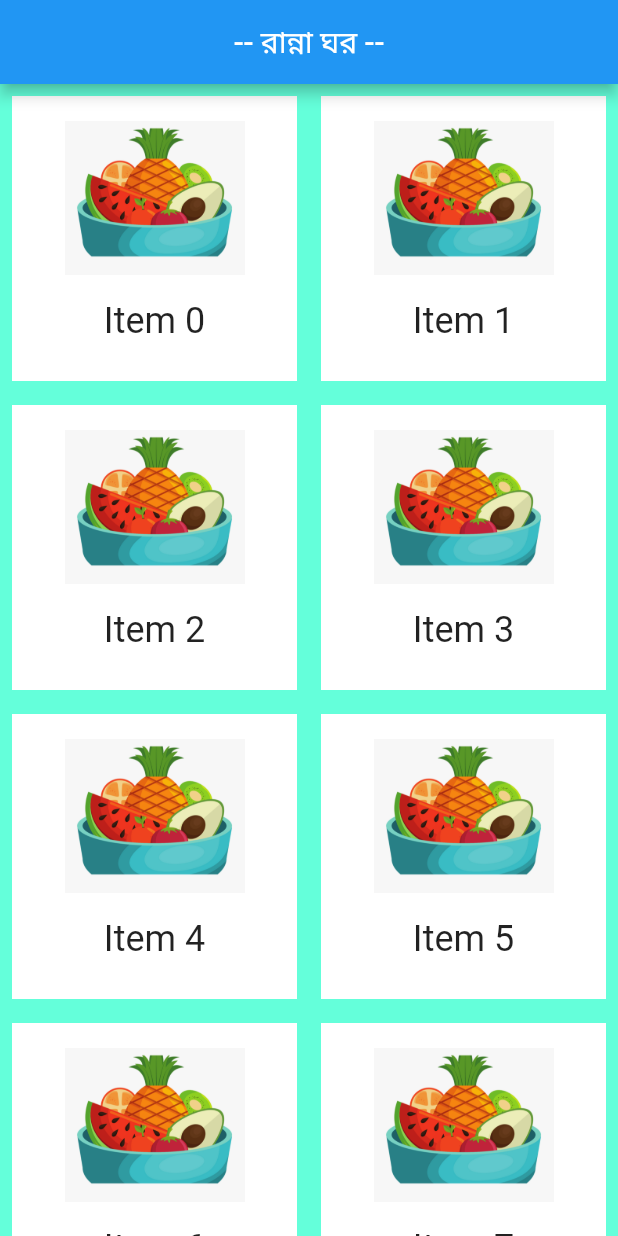
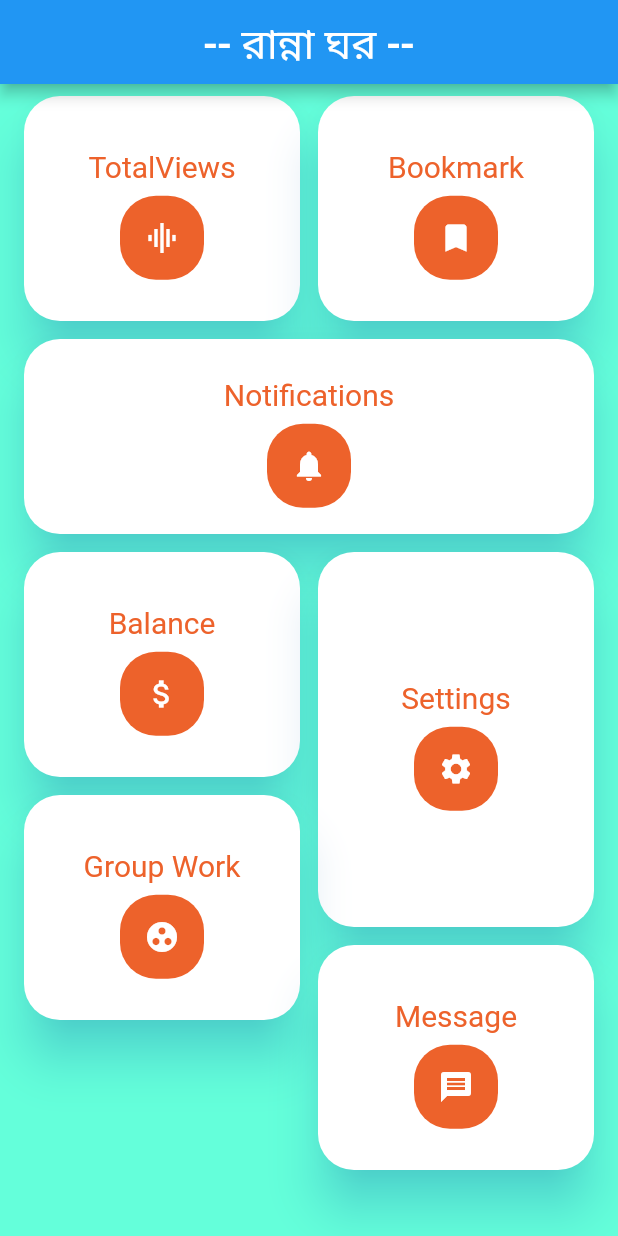
Before and after one commit to mazharulsabbir/flutter_app, a Flutter app: the screen it shows after launch, on a phone screen of 412 x 824 dp. Run offline on Flutter 3.47's test engine with Material 2 defaults, Android fonts, the phone set to English and light mode, and no system bars.

Commit message:
starreged grid view

```diff
--- a/lib/ThirdActivity.dart
+++ /dev/null
@@ -1,18 +0,0 @@
-import 'package:flutter/material.dart';
-import 'FoodItemList.dart';
-
-void main(){
-  runApp(MaterialApp(
-    title:"Third Activity",
-    home: ListActivity(),
-  ));
-}
-
-class ListActivity extends StatefulWidget {
-  @override
-  State<StatefulWidget> createState() {
-    // TODO: implement createState
-    return HomeDesign();
-  }
-
-}
--- a/lib/main.dart
+++ b/lib/main.dart
@@ -1,4 +1,5 @@
 import 'package:flutter/material.dart';
+import 'package:flutter_staggered_grid_view/flutter_staggered_grid_view.dart';
 
 import 'FoodItemList.dart';
 
@@ -23,77 +24,96 @@ class MyHomePage extends StatefulWidget {
 }
 
 class _MyHomePageState extends State<MyHomePage> {
+
+  Material myItems(IconData icon,String heading, int color){
+    return Material(
+      color: Colors.white,
+      elevation: 14.0,
+      shadowColor: Color(0x802196F3),
+      borderRadius: BorderRadius.circular(24.0),
+      child: Center(
+        child: Padding(
+          padding: const EdgeInsets.all(8.0),
+          child: Row(
+            mainAxisAlignment: MainAxisAlignment.center,
+            children: <Widget>[
+              Column(
+
+                mainAxisAlignment: MainAxisAlignment.center,
+                children: <Widget>[
+                  //Text
+                  Padding(
+                    padding: const EdgeInsets.all(8.0),
+                    child: Text(heading,
+                    style: TextStyle(
+                      color: new Color(color),
+                      fontSize: 20.0,
+                    ),),
+                  ),
+
+                  //Icons
+                  Material(
+                    color: new Color(color),
+                    borderRadius: BorderRadius.circular(24.0),
+                    child: Padding(
+                      padding: EdgeInsets.all(16.0),
+                      child: Icon(
+                        icon,
+                      color: Colors.white,),
+
+                    ),
+
+                  )
+                ],
+              )
+            ],
+          ),
+        ),
+      ),
+    );
+  }
+
   @override
   Widget build(BuildContext context) {
     return  Scaffold(
       backgroundColor: Colors.tealAccent,
       appBar: AppBar(
-        title: Text("-- রান্না ঘর --"),
+        title: Text("-- রান্না ঘর --",style: TextStyle(fontSize: 28),),
         centerTitle: true,
       ),
-      resizeToAvoidBottomInset: false,
-      body: SingleChildScrollView(
-        child: Container(
-            child: SingleChildScrollView(
-              child: Column(
-                children: <Widget>[
-                  GridView.count(
-                    shrinkWrap: true,
-                    crossAxisCount: 2,
-                    children: List.generate(10, (index) {
-                      return Center(
-                        child: GestureDetector(
-                          onTap: () {
-                            gotoSecondActivity();
-                            //Container Click
-                          },
-                          child: Container(
-                            width: double.infinity,
-                            height: double.infinity,
-                            color: Colors.white,
-                            margin: EdgeInsets.all(8.0),
-                            child: Center(
-                                child: Column(
-                                  children: <Widget>[
-                                    Container(
-                                      margin: EdgeInsets.all(8),
-                                      width: 120,
-                                      height: 120,
-                                      child: Image(
-                                        image: AssetImage('assets/food_icon.jpg'),
-                                      ),
-                                    ),
-                                    Center(
-                                      child: Text(
-                                        'Item $index',
-                                        style: Theme.of(context).textTheme.headline,
-                                      ),
-                                    ),
-                                  ],
-                                )),
-                          ),
-                        ),
-                      );
-                    }),
-                  )
-                ],
-              ),
-            )),
-      ),
+
+
+     body: StaggeredGridView.count(
+       crossAxisCount: 2,
+       crossAxisSpacing: 12.0,
+       mainAxisSpacing: 12.0,
+       padding: EdgeInsets.symmetric(horizontal: 16.0,vertical: 8.0),
+      children: <Widget>[
+        myItems(Icons.graphic_eq,"TotalViews",0xffed622b),
+        myItems(Icons.bookmark,"Bookmark",0xffed622b),
+        myItems(Icons.notifications,"Notifications",0xffed622b),
+        myItems(Icons.attach_money,"Balance",0xffed622b),
+        myItems(Icons.settings,"Settings",0xffed622b),
+        myItems(Icons.group_work,"Group Work",0xffed622b),
+        myItems(Icons.message,"Message",0xffed622b),
+      ],
+       staggeredTiles: [
+         StaggeredTile.extent(1, 150.0),
+         StaggeredTile.extent(1, 150.0),
+
+         StaggeredTile.extent(2, 130.0),
+
+         StaggeredTile.extent(1, 150.0),
+         StaggeredTile.extent(1, 250.0),
+         StaggeredTile.extent(1, 150.0),
+         StaggeredTile.extent(1, 150.0),
+       ],
+
+
+     ),
     );
   }
 
-  int clicktime = 0;
-
-  _clickme() {
-    setState(() {
-      clicktime++;
-    });
-  }
-
-  void showInSnackBar(String value) {
-    Scaffold.of(context).showSnackBar(new SnackBar(content: new Text(value)));
-  }
 
   void gotoSecondActivity() {
     Navigator.of(context)
--- a/pubspec.yaml
+++ b/pubspec.yaml
@@ -24,6 +24,7 @@ dependencies:
   # Use with the CupertinoIcons class for iOS style icons.
   cupertino_icons: ^0.1.2
   fluttertoast: 3.1.3
+  flutter_staggered_grid_view: "^0.2.7"
 
 
 
```
Also changed, not shown: pubspec.lock.
